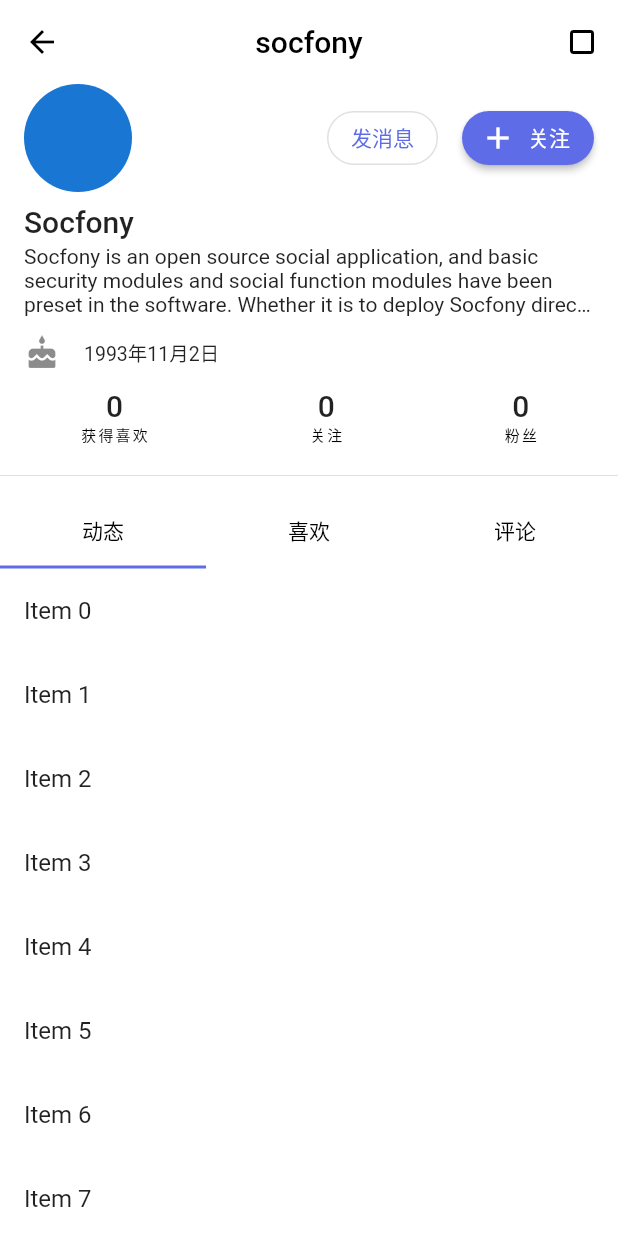
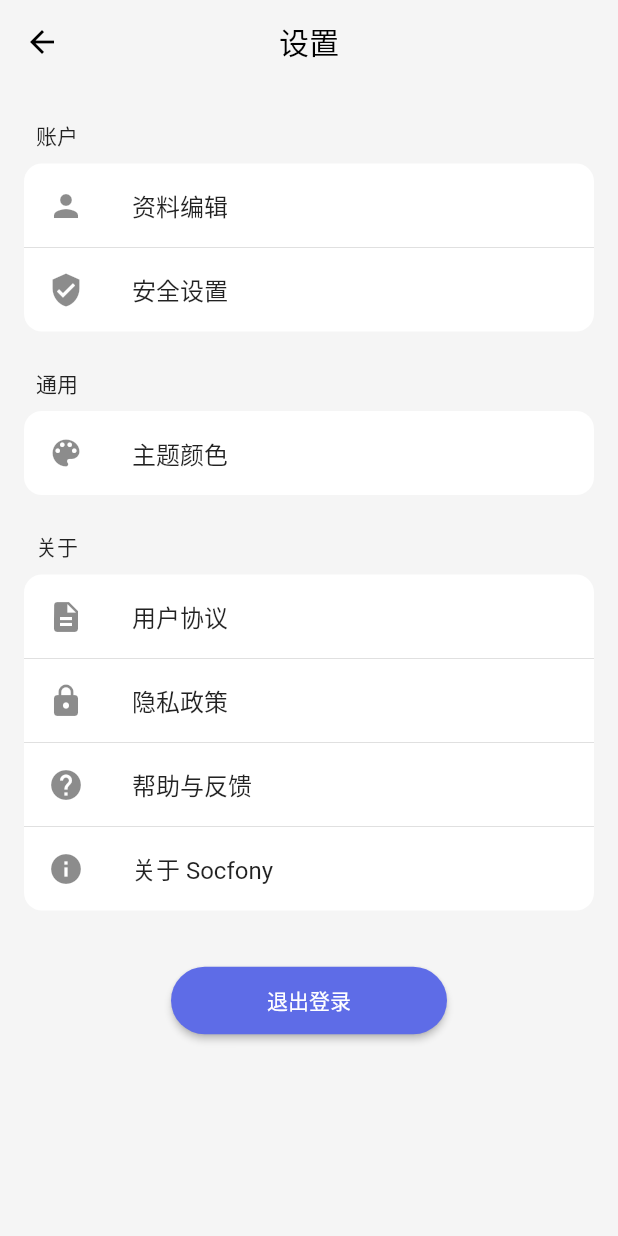
Before and after one commit to satsin06/app, a Flutter app: the UserProfileScreen screen opened by its route, after a tap on the "crop square" icon, on a phone screen of 412 x 824 dp. Run offline on Flutter 3.47's test engine with Material 2 defaults, Android fonts, the phone set to English and light mode, and no system bars; our stand-ins replace flutter_svg, graphql, hive, hive_flutter, readmore; accounts and stored records are empty; Roboto replaces fonts that are missing (MiSans).

Commit message:
chore: Add setting UI

```diff
--- a/lib/route/route_names.dart
+++ b/lib/route/route_names.dart
@@ -3,5 +3,6 @@ class RouteNames {
 
   static const String home = r'/';
   static const String login = r'/login';
+  static const String setting = r'/setting';
   static const String userProfile = r'/user/profile';
 }
--- a/lib/route/routes.dart
+++ b/lib/route/routes.dart
@@ -2,6 +2,7 @@ import 'package:flutter/material.dart';
 
 import '../screens/home/home.dart';
 import '../screens/login/login.dart';
+import '../screens/setting/setting.dart';
 import '../screens/user/profile.dart';
 import 'route_names.dart';
 
@@ -9,4 +10,5 @@ final Map<String, Widget Function(BuildContext)> routes = {
   RouteNames.home: (BuildContext context) => const HomeScreen(),
   RouteNames.login: (BuildContext context) => const LoginScreen(),
   RouteNames.userProfile: (BuildContext context) => const UserProfileScreen(),
+  RouteNames.setting: (BuildContext context) => const SettingScreen(),
 };
--- /dev/null
+++ b/lib/screens/setting/setting.dart
@@ -0,0 +1,153 @@
+import 'package:flutter/material.dart';
+
+class SettingScreen extends StatelessWidget {
+  const SettingScreen({Key? key}) : super(key: key);
+
+  @override
+  Widget build(BuildContext context) {
+    return Scaffold(
+      appBar: AppBar(
+        title: const Text('设置'),
+      ),
+      body: ListView(
+        children: [
+          const SizedBox(height: 16),
+          const Padding(
+            padding: EdgeInsets.symmetric(
+              horizontal: 24,
+              vertical: 8,
+            ),
+            child: Text('账户'),
+          ),
+          Container(
+            margin: const EdgeInsets.symmetric(horizontal: 16),
+            decoration: BoxDecoration(
+              color: Theme.of(context).cardColor,
+              borderRadius: BorderRadius.circular(12),
+            ),
+            child: Column(
+              children: ListTile.divideTiles(
+                context: context,
+                tiles: [
+                  ListTile(
+                    leading: const Icon(Icons.person),
+                    title: const Text('资料编辑'),
+                    onTap: () {},
+                  ),
+                  ListTile(
+                    leading: const Icon(Icons.verified_user),
+                    title: const Text('安全设置'),
+                    onTap: () {},
+                  ),
+                ],
+              ).toList(),
+            ),
+          ),
+          Padding(
+            padding: const EdgeInsets.symmetric(
+              horizontal: 24,
+              vertical: 8,
+            ).copyWith(top: 24),
+            child: const Text('通用'),
+          ),
+          Container(
+            margin: const EdgeInsets.symmetric(horizontal: 16),
+            decoration: BoxDecoration(
+              color: Theme.of(context).cardColor,
+              borderRadius: BorderRadius.circular(12),
+            ),
+            child: Column(
+              children: ListTile.divideTiles(
+                context: context,
+                tiles: [
+                  ListTile(
+                    leading: const Icon(Icons.color_lens),
+                    title: const Text('主题颜色'),
+                    onTap: () {},
+                  ),
+                ],
+              ).toList(),
+            ),
+          ),
+          Padding(
+            padding: const EdgeInsets.symmetric(
+              horizontal: 24,
+              vertical: 8,
+            ).copyWith(top: 24),
+            child: const Text('关于'),
+          ),
+          Container(
+            margin: const EdgeInsets.symmetric(horizontal: 16),
+            decoration: BoxDecoration(
+              color: Theme.of(context).cardColor,
+              borderRadius: BorderRadius.circular(12),
+            ),
+            child: Column(
+              children: ListTile.divideTiles(
+                context: context,
+                tiles: [
+                  // 用户协议
+                  ListTile(
+                    leading: const Icon(Icons.description),
+                    title: const Text('用户协议'),
+                    onTap: () {},
+                  ),
+                  // 隐私政策
+                  ListTile(
+                    leading: const Icon(Icons.lock),
+                    title: const Text('隐私政策'),
+                    onTap: () {},
+                  ),
+                  // 帮助与反馈
+                  ListTile(
+                    leading: const Icon(Icons.help),
+                    title: const Text('帮助与反馈'),
+                    onTap: () {},
+                  ),
+                  // 关于
+                  AboutListTile(
+                    icon: const Icon(Icons.info),
+                    child: const Text('关于 Socfony'),
+                    applicationIcon: ClipRRect(
+                      borderRadius: BorderRadius.circular(8),
+                      child: Image.asset(
+                        'assets/socfony.png',
+                        width: 120,
+                        height: 120,
+                      ),
+                    ),
+                    applicationName: 'Socfony',
+                    applicationVersion: '1.0.0',
+                    applicationLegalese:
+                        r'©️ 2022, Odroe Inc. All rights reserved.',
+                  ),
+                ],
+              ).toList(),
+            ),
+          ),
+          // 退出登录
+          const SizedBox(height: 36),
+          Center(
+            child: ElevatedButton(
+              onPressed: () {},
+              child: const Text('退出登录'),
+              style: ButtonStyle(
+                shape: MaterialStateProperty.all(
+                  RoundedRectangleBorder(
+                    borderRadius: BorderRadius.circular(60),
+                  ),
+                ),
+                padding: MaterialStateProperty.all(
+                  const EdgeInsets.symmetric(
+                    horizontal: 64,
+                    vertical: 12,
+                  ),
+                ),
+              ),
+            ),
+          )
+        ],
+      ),
+    );
+  }
+}
--- a/lib/screens/user/profile.dart
+++ b/lib/screens/user/profile.dart
@@ -2,6 +2,7 @@ import 'package:flutter/material.dart';
 import 'package:provider/provider.dart';
 
 import '../../provider/states/app_auth.dart';
+import '../../route/route_names.dart';
 
 class UserProfileScreen extends StatelessWidget {
   const UserProfileScreen({Key? key}) : super(key: key);
@@ -28,7 +29,9 @@ class UserProfileScreen extends StatelessWidget {
           title: const Text('socfony'),
           actions: [
             IconButton(
-              onPressed: () {},
+              onPressed: () {
+                Navigator.of(context).pushNamed(RouteNames.setting);
+              },
               icon: const Icon(Icons.crop_square),
             )
           ],
--- a/lib/theme.dart
+++ b/lib/theme.dart
@@ -20,8 +20,8 @@ class SocfonyTheme {
       brightness: brightness,
       primary: primaryColor,
       secondary: primaryColor,
-      surface: isDark ? Colors.black : Colors.white,
-      background: isDark ? Colors.black : Colors.white,
+      surface: isDark ? Colors.white10 : Colors.white,
+      background: isDark ? Colors.black : Colors.grey.shade100,
       error: Colors.red,
       onBackground: onDarkColor,
       onError: onDarkColor,
@@ -39,12 +39,13 @@ class SocfonyTheme {
       brightness: brightness,
       colorScheme: colorScheme,
       primaryColor: colorScheme.primary,
+      backgroundColor: colorScheme.background,
       scaffoldBackgroundColor: colorScheme.background,
       cardColor: colorScheme.surface,
       toggleableActiveColor: colorScheme.primary,
       appBarTheme: AppBarTheme(
         elevation: 0,
-        backgroundColor: colorScheme.surface,
+        backgroundColor: colorScheme.background,
         foregroundColor: colorScheme.onSurface,
         centerTitle: true,
         iconTheme: IconThemeData(color: colorScheme.onSurface),
```
